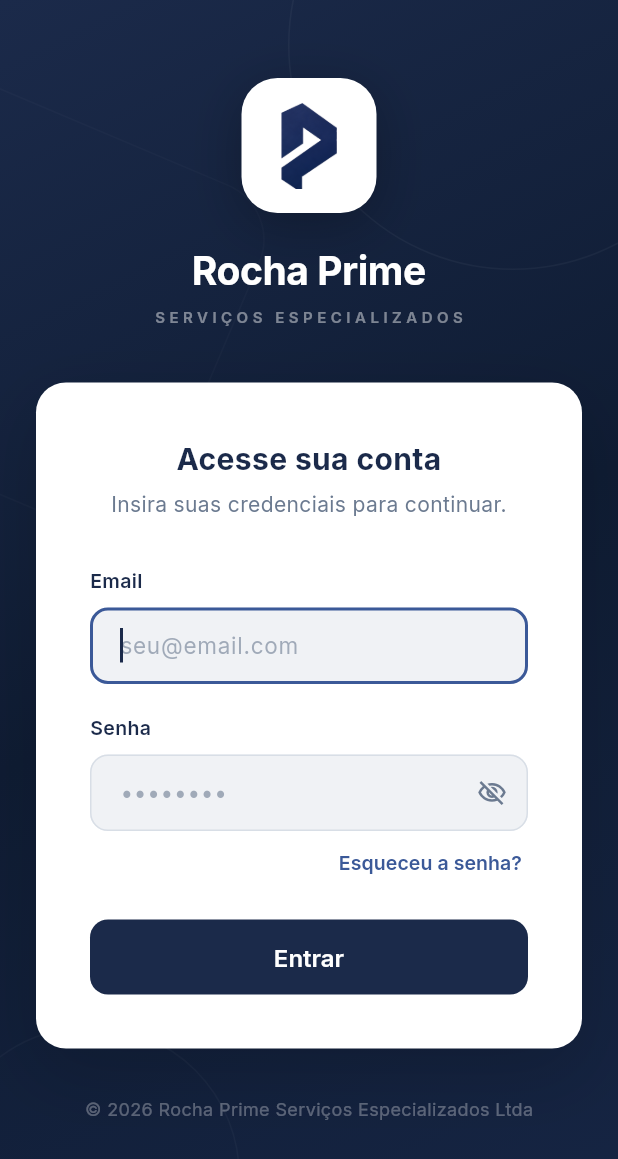
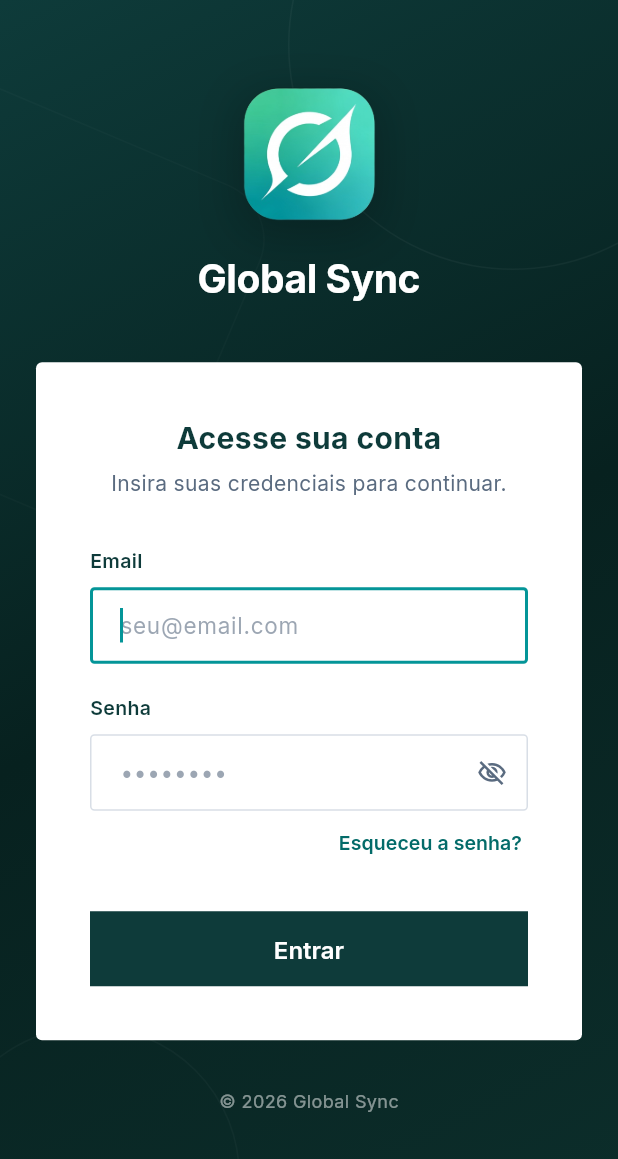
Before and after one commit to nomadautomacao-dot/sync, a Flutter app: the screen it shows after launch, on a phone screen of 412 x 824 dp. Shown: the top 1159 px of the screen. Run offline on Flutter 3.47's test engine with Material 3 defaults, Android fonts, the light colour scheme and no system bars; our stand-ins replace cloud_firestore, file_picker, firebase_auth, firebase_core, firebase_storage, fl_chart and 5 more; missing offline and left inert: dart:html; accounts and stored records are empty; project files that could hold a hidden picture were left out.

Commit message:
feat: continue Rocha Prime -> Global Sync rebrand
Swap the primary palette from Rocha Prime Navy to Global Sync Teal,
update the Android app label, refresh the login screen and shell,
regenerate favicon.png from the Global Sync wordmark, and add the
wordmark as a branding asset. DESIGN.md updated to match the new
tokens.

```diff
--- a/sync_flutter/lib/src/core/theme/app_theme.dart
+++ b/sync_flutter/lib/src/core/theme/app_theme.dart
@@ -15,10 +15,10 @@ abstract final class SaaSTokens {
   static const textMuted    = Color(0xFF6B7280); // Gray-500
   static const textDim      = Color(0xFF9CA3AF); // Gray-400
 
-  // Primary palette (Rocha Prime Navy)
-  static const primary        = Color(0xFF1B2A4A);
-  static const primaryLight   = Color(0xFFE8EBF2);
-  static const primaryDim     = Color(0xFF7084AB);
+  // Primary palette (Global Sync Teal)
+  static const primary        = Color(0xFF049598);
+  static const primaryLight   = Color(0xFFDCF2F0);
+  static const primaryDim     = Color(0xFF5FA3A0);
 
   // Semantic
   static const success = Color(0xFF10B981);
--- a/sync_flutter/lib/src/features/auth/presentation/login_screen.dart
+++ b/sync_flutter/lib/src/features/auth/presentation/login_screen.dart
@@ -1,17 +1,15 @@
 import 'package:flutter/material.dart';
-import 'package:flutter_svg/flutter_svg.dart';
 
 import '../../../app/app.dart';
 
-/// Paleta institucional Rocha Prime
-class _PrimeColors {
-  static const navy = Color(0xFF1B2A4A);
-  static const navyLight = Color(0xFF2D3F5E);
-  static const accent = Color(0xFF3B5998);
-  static const surface = Color(0xFFF5F7FA);
+/// Paleta institucional Global Sync
+class _BrandColors {
+  static const navy = Color(0xFF0E3B3A);
+  static const navyLight = Color(0xFF1F5350);
+  static const accent = Color(0xFF049598);
+  static const accentText = Color(0xFF036B69);
   static const cardWhite = Color(0xFFFFFFFF);
-  static const textSecondary = Color(0xFF6B7A90);
-  static const inputBg = Color(0xFFF0F2F5);
+  static const textSecondary = Color(0xFF5A6B80);
   static const inputBorder = Color(0xFFD8DEE6);
 }
 
@@ -84,9 +82,9 @@ class _LoginScreenState extends State<LoginScreen>
             begin: Alignment.topLeft,
             end: Alignment.bottomRight,
             colors: [
-              _PrimeColors.navy,
-              Color(0xFF0F1C33),
-              Color(0xFF162544),
+              _BrandColors.navy,
+              Color(0xFF07211F),
+              Color(0xFF0C2E2B),
             ],
           ),
         ),
@@ -151,13 +149,12 @@ class _LoginScreenState extends State<LoginScreen>
                   child: Column(
                     mainAxisSize: MainAxisSize.min,
                     children: [
-                      // Logo P icon extracted directly from the user's image
+                      // Logo Global Sync — ícone extraído do logo comercial
                       Container(
                         width: 90,
                         height: 90,
                         decoration: BoxDecoration(
-                          color: _PrimeColors.cardWhite,
-                          borderRadius: BorderRadius.circular(24),
+                          borderRadius: BorderRadius.circular(4),
                           boxShadow: [
                             BoxShadow(
                               color: Colors.black.withValues(alpha: 0.25),
@@ -166,32 +163,19 @@ class _LoginScreenState extends State<LoginScreen>
                             ),
                           ],
                         ),
-                        child: Padding(
-                          padding: const EdgeInsets.all(16),
-                          child: Image.asset(
-                            'assets/branding/prime-icon-extracted.png',
-                            fit: BoxFit.contain,
-                          ),
+                        child: Image.asset(
+                          'assets/branding/global-sync-icon.png',
+                          fit: BoxFit.contain,
                         ),
                       ),
                       const SizedBox(height: 20),
                       const Text(
-                        'Rocha Prime',
+                        'Global Sync',
                         style: TextStyle(
                           fontSize: 26,
                           fontWeight: FontWeight.w700,
                           color: Colors.white,
                           letterSpacing: -0.3,
-                        ),
-                      ),
-                      const SizedBox(height: 4),
-                      Text(
-                        'SERVIÇOS ESPECIALIZADOS',
-                        style: TextStyle(
-                          fontSize: 10,
-                          fontWeight: FontWeight.w600,
-                          color: Colors.white.withValues(alpha: 0.45),
-                          letterSpacing: 3.0,
                         ),
                       ),
                       const SizedBox(height: 36),
@@ -201,15 +185,8 @@ class _LoginScreenState extends State<LoginScreen>
                         constraints: const BoxConstraints(maxWidth: 400),
                         child: Container(
                           decoration: BoxDecoration(
-                            color: _PrimeColors.cardWhite,
-                            borderRadius: BorderRadius.circular(20),
-                            boxShadow: [
-                              BoxShadow(
-                                color: Colors.black.withValues(alpha: 0.15),
-                                blurRadius: 40,
-                                offset: const Offset(0, 16),
-                              ),
-                            ],
+                            color: _BrandColors.cardWhite,
+                            borderRadius: BorderRadius.circular(4),
                           ),
                           child: Padding(
                             padding: const EdgeInsets.all(36),
@@ -221,7 +198,7 @@ class _LoginScreenState extends State<LoginScreen>
                                   style: TextStyle(
                                     fontSize: 20,
                                     fontWeight: FontWeight.w700,
-                                    color: _PrimeColors.navy,
+                                    color: _BrandColors.navy,
                                   ),
                                   textAlign: TextAlign.center,
                                 ),
@@ -230,7 +207,7 @@ class _LoginScreenState extends State<LoginScreen>
                                   'Insira suas credenciais para continuar.',
                                   style: TextStyle(
                                     fontSize: 14,
-                                    color: _PrimeColors.textSecondary,
+                                    color: _BrandColors.textSecondary,
                                   ),
                                   textAlign: TextAlign.center,
                                 ),
@@ -242,7 +219,7 @@ class _LoginScreenState extends State<LoginScreen>
                                   style: TextStyle(
                                     fontSize: 13,
                                     fontWeight: FontWeight.w600,
-                                    color: _PrimeColors.navy,
+                                    color: _BrandColors.navy,
                                   ),
                                 ),
                                 const SizedBox(height: 8),
@@ -250,28 +227,29 @@ class _LoginScreenState extends State<LoginScreen>
                                   controller: emailController,
                                   autofocus: true,
                                   keyboardType: TextInputType.emailAddress,
+                                  textInputAction: TextInputAction.next,
+                                  autofillHints: const [AutofillHints.email],
                                   style: const TextStyle(
                                     fontSize: 15,
-                                    color: _PrimeColors.navy,
+                                    color: _BrandColors.navy,
                                   ),
                                   decoration: InputDecoration(
                                     hintText: 'seu@email.com',
                                     hintStyle: TextStyle(
-                                      color: _PrimeColors.textSecondary.withValues(alpha: 0.6),
+                                      color: _BrandColors.textSecondary.withValues(alpha: 0.6),
                                     ),
-                                    filled: true,
-                                    fillColor: _PrimeColors.inputBg,
+                                    filled: false,
                                     border: OutlineInputBorder(
-                                      borderRadius: BorderRadius.circular(12),
-                                      borderSide: BorderSide(color: _PrimeColors.inputBorder),
+                                      borderRadius: BorderRadius.circular(3),
+                                      borderSide: BorderSide(color: _BrandColors.inputBorder),
                                     ),
                                     enabledBorder: OutlineInputBorder(
-                                      borderRadius: BorderRadius.circular(12),
-                                      borderSide: BorderSide(color: _PrimeColors.inputBorder),
+                                      borderRadius: BorderRadius.circular(3),
+                                      borderSide: BorderSide(color: _BrandColors.inputBorder),
                                     ),
                                     focusedBorder: OutlineInputBorder(
-                                      borderRadius: BorderRadius.circular(12),
-                                      borderSide: const BorderSide(color: _PrimeColors.accent, width: 2),
+                                      borderRadius: BorderRadius.circular(3),
+                                      borderSide: const BorderSide(color: _BrandColors.accent, width: 2),
                                     ),
                                     contentPadding: const EdgeInsets.symmetric(
                                       horizontal: 16,
@@ -287,37 +265,38 @@ class _LoginScreenState extends State<LoginScreen>
                                   style: TextStyle(
                                     fontSize: 13,
                                     fontWeight: FontWeight.w600,
-                                    color: _PrimeColors.navy,
+                                    color: _BrandColors.navy,
                                   ),
                                 ),
                                 const SizedBox(height: 8),
                                 TextField(
                                   controller: passwordController,
                                   obscureText: obscurePassword,
+                                  textInputAction: TextInputAction.done,
+                                  autofillHints: const [AutofillHints.password],
                                   onSubmitted: (_) =>
                                       isSubmitting ? null : handleSubmit(),
                                   style: const TextStyle(
                                     fontSize: 15,
-                                    color: _PrimeColors.navy,
+                                    color: _BrandColors.navy,
                                   ),
                                   decoration: InputDecoration(
                                     hintText: '••••••••',
                                     hintStyle: TextStyle(
-                                      color: _PrimeColors.textSecondary.withValues(alpha: 0.6),
+                                      color: _BrandColors.textSecondary.withValues(alpha: 0.6),
                                     ),
-                                    filled: true,
-                                    fillColor: _PrimeColors.inputBg,
+                                    filled: false,
                                     border: OutlineInputBorder(
-                                      borderRadius: BorderRadius.circular(12),
-                                      borderSide: BorderSide(color: _PrimeColors.inputBorder),
+                                      borderRadius: BorderRadius.circular(3),
+                                      borderSide: BorderSide(color: _BrandColors.inputBorder),
                                     ),
                                     enabledBorder: OutlineInputBorder(
-                                      borderRadius: BorderRadius.circular(12),
-                                      borderSide: BorderSide(color: _PrimeColors.inputBorder),
+                                      borderRadius: BorderRadius.circular(3),
+                                      borderSide: BorderSide(color: _BrandColors.inputBorder),
                                     ),
                                     focusedBorder: OutlineInputBorder(
-                                      borderRadius: BorderRadius.circular(12),
-                                      borderSide: const BorderSide(color: _PrimeColors.accent, width: 2),
+                                      borderRadius: BorderRadius.circular(3),
+                                      borderSide: const BorderSide(color: _BrandColors.accent, width: 2),
                                     ),
                                     contentPadding: const EdgeInsets.symmetric(
                                       horizontal: 16,
@@ -328,7 +307,7 @@ class _LoginScreenState extends State<LoginScreen>
                                         obscurePassword
                                             ? Icons.visibility_off_outlined
                                             : Icons.visibility_outlined,
-                                        color: _PrimeColors.textSecondary,
+                                        color: _BrandColors.textSecondary,
                                         size: 20,
                                       ),
                                       onPressed: () {
@@ -357,7 +336,7 @@ class _LoginScreenState extends State<LoginScreen>
                                     child: const Text(
                                       'Esqueceu a senha?',
                                       style: TextStyle(
-                                        color: _PrimeColors.accent,
+                                        color: _BrandColors.accentText,
                                         fontWeight: FontWeight.w600,
                                         fontSize: 13,
                                       ),
@@ -400,7 +379,7 @@ class _LoginScreenState extends State<LoginScreen>
                                   ),
                                 ],
 
-                                const SizedBox(height: 24),
+                                const SizedBox(height: 32),
 
                                 // Submit button
                                 SizedBox(
@@ -409,15 +388,12 @@ class _LoginScreenState extends State<LoginScreen>
                                     onPressed:
                                         isSubmitting ? null : handleSubmit,
                                     style: ElevatedButton.styleFrom(
-                                      backgroundColor: _PrimeColors.navy,
+                                      backgroundColor: _BrandColors.navy,
                                       foregroundColor: Colors.white,
                                       disabledBackgroundColor:
-                                          _PrimeColors.navyLight,
+                                          _BrandColors.navyLight,
                                       elevation: 0,
-                                      shape: RoundedRectangleBorder(
-                                        borderRadius:
-                                            BorderRadius.circular(12),
-                                      ),
+                                      shape: const RoundedRectangleBorder(),
                                     ),
                                     child: isSubmitting
                                         ? const SizedBox(
@@ -445,10 +421,10 @@ class _LoginScreenState extends State<LoginScreen>
 
                       const SizedBox(height: 32),
                       Text(
-                        '© 2026 Rocha Prime Serviços Especializados Ltda',
+                        '© 2026 Global Sync',
                         style: TextStyle(
                           fontSize: 12,
-                          color: Colors.white.withValues(alpha: 0.3),
+                          color: Colors.white.withValues(alpha: 0.5),
                         ),
                       ),
                       const SizedBox(height: 24),
--- a/sync_flutter/lib/src/features/shell/presentation/sync_shell.dart
+++ b/sync_flutter/lib/src/features/shell/presentation/sync_shell.dart
@@ -247,23 +247,19 @@ class _ShellSidebar extends StatelessWidget {
       child: Column(
         crossAxisAlignment: CrossAxisAlignment.start,
         children: [
-          // Logo area — synthesized with the extracted P icon and typography
+          // Logo area — ícone Global Sync + wordmark
           Row(
             crossAxisAlignment: CrossAxisAlignment.center,
             children: [
               Image.asset(
-                'assets/branding/prime-icon-extracted.png',
+                'assets/branding/global-sync-icon.png',
                 height: 32,
                 width: 32,
                 fit: BoxFit.contain,
               ),
               const SizedBox(width: 10),
-              Column(
-                crossAxisAlignment: CrossAxisAlignment.start,
-                mainAxisAlignment: MainAxisAlignment.center,
-                children: [
               const Text(
-                    'Rocha Prime',
+                'Global Sync',
                 style: TextStyle(
                   fontSize: 18,
                   fontWeight: FontWeight.w800,
@@ -271,17 +267,6 @@ class _ShellSidebar extends StatelessWidget {
                   letterSpacing: -0.5,
                   height: 1.1,
                 ),
-                  ),
-                  Text(
-                    'SERVIÇOS ESPECIALIZADOS',
-                    style: TextStyle(
-                      fontSize: 7.5,
-                      fontWeight: FontWeight.w700,
-                      color: SaaSTokens.primaryDim,
-                      letterSpacing: 1.2,
-                    ),
-                  ),
-                ],
               ),
             ],
           ),
@@ -582,7 +567,7 @@ class _ShellContextPanel extends StatelessWidget {
           _buildContextCard(
             icon: LucideIcons.bellRing,
             title: 'Avisos da Plataforma',
-            body: 'Nenhuma nova atualizacao no sistema Rocha Prime.',
+            body: 'Nenhuma nova atualizacao no sistema Global Sync.',
           ),
           const SizedBox(height: 16),
           _buildContextCard(
@@ -621,7 +606,7 @@ class _ShellContextPanel extends StatelessWidget {
                           ? selectedModule!.label
                           : 'Modulo ativo'),
                 body: controller.selectedCompanyId != null
-                    ? 'Visualizando as configuracoes e informacoes corporativas exclusivas da Rocha Prime.'
+                    ? 'Visualizando as configuracoes e informacoes corporativas exclusivas da Global Sync.'
                     : selectedModule?.description.isNotEmpty == true
                     ? selectedModule!.description
                     : 'O painel exibira filtros e atalhos conforme voce navega pelos modulos.',
@@ -633,7 +618,7 @@ class _ShellContextPanel extends StatelessWidget {
           _buildContextCard(
             icon: LucideIcons.lifeBuoy,
             title: 'Suporte',
-            body: 'Para assistencia, entre em contato com a equipe de TI da Rocha Prime.',
+            body: 'Para assistencia, entre em contato com a equipe de TI da Global Sync.',
           ),
         ],
       ),
```
Also changed, not shown: 3 other files. Lines whose indentation alone changed are shown as unchanged.
